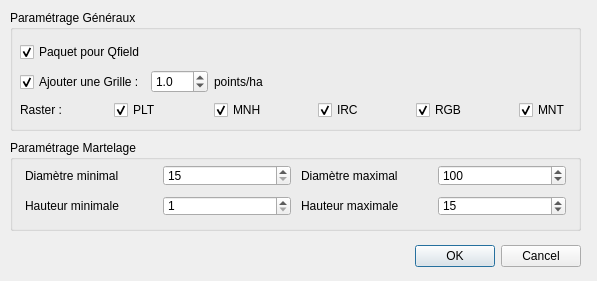
Qt form Qracines/modules/diagnostic/create/diagnostic_create.ui (paul-carteron/Qracines) before a commit.
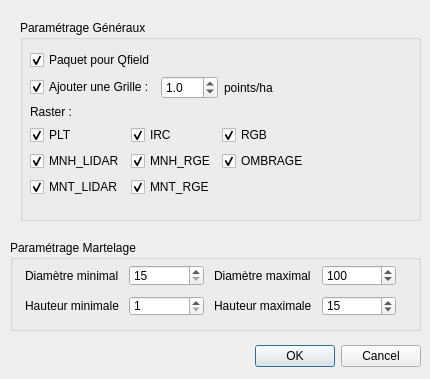
The same form after that commit. Custom widgets are drawn as their Qt base class.

The edit to the form file:
```diff
--- a/Qracines/modules/diagnostic/create/diagnostic_create.ui
+++ b/Qracines/modules/diagnostic/create/diagnostic_create.ui
@@ -6,8 +6,8 @@
    <rect>
     <x>0</x>
     <y>0</y>
-    <width>597</width>
-    <height>281</height>
+    <width>430</width>
+    <height>379</height>
    </rect>
   </property>
   <property name="windowTitle">
@@ -16,9 +16,9 @@
   <widget class="QDialogButtonBox" name="buttonBox">
    <property name="geometry">
     <rect>
-     <x>10</x>
-     <y>240</y>
-     <width>571</width>
+     <x>0</x>
+     <y>340</y>
+     <width>421</width>
      <height>32</height>
     </rect>
    </property>
@@ -33,8 +33,8 @@
    <property name="geometry">
     <rect>
      <x>10</x>
-     <y>140</y>
-     <width>571</width>
+     <y>240</y>
+     <width>411</width>
      <height>91</height>
     </rect>
    </property>
@@ -46,7 +46,7 @@
      <rect>
       <x>10</x>
       <y>20</y>
-      <width>551</width>
+      <width>381</width>
       <height>61</height>
      </rect>
     </property>
@@ -152,10 +152,10 @@
   <widget class="QGroupBox" name="groupBox">
    <property name="geometry">
     <rect>
-     <x>10</x>
-     <y>10</y>
-     <width>571</width>
-     <height>121</height>
+     <x>20</x>
+     <y>20</y>
+     <width>401</width>
+     <height>201</height>
     </rect>
    </property>
    <property name="title">
@@ -166,8 +166,8 @@
      <rect>
       <x>10</x>
       <y>29</y>
-      <width>551</width>
-      <height>81</height>
+      <width>371</width>
+      <height>148</height>
      </rect>
     </property>
     <layout class="QVBoxLayout" name="verticalLayout_2">
@@ -258,34 +258,69 @@
       </layout>
      </item>
      <item>
-      <layout class="QHBoxLayout" name="horizontalLayout_6">
-       <item>
-        <widget class="QLabel" name="label_layers_3">
+      <widget class="QLabel" name="label_layers_3">
+       <property name="sizePolicy">
+        <sizepolicy hsizetype="Fixed" vsizetype="Preferred">
+         <horstretch>0</horstretch>
+         <verstretch>0</verstretch>
+        </sizepolicy>
+       </property>
+       <property name="text">
+        <string>Raster :</string>
+       </property>
+      </widget>
+     </item>
+     <item>
+      <layout class="QGridLayout" name="gridLayout">
+       <item row="2" column="2">
+        <widget class="QCheckBox" name="cb_mnt_rge">
          <property name="sizePolicy">
-          <sizepolicy hsizetype="Fixed" vsizetype="Preferred">
+          <sizepolicy hsizetype="Maximum" vsizetype="Fixed">
            <horstretch>0</horstretch>
            <verstretch>0</verstretch>
           </sizepolicy>
          </property>
          <property name="text">
-          <string>Raster :</string>
+          <string>MNT_RGE</string>
          </property>
+         <property name="checked">
+          <bool>true</bool>
+         </property>
         </widget>
        </item>
-       <item>
-        <spacer name="horizontalSpacer_4">
-         <property name="orientation">
-          <enum>Qt::Horizontal</enum>
+       <item row="0" column="3">
+        <widget class="QCheckBox" name="cb_rgb">
+         <property name="sizePolicy">
+          <sizepolicy hsizetype="Maximum" vsizetype="Fixed">
+           <horstretch>0</horstretch>
+           <verstretch>0</verstretch>
+          </sizepolicy>
          </property>
-         <property name="sizeHint" stdset="0">
-          <size>
-           <width>40</width>
-           <height>20</height>
-          </size>
+         <property name="text">
+          <string>RGB</string>
          </property>
-        </spacer>
+         <property name="checked">
+          <bool>true</bool>
+         </property>
+        </widget>
        </item>
-       <item>
+       <item row="1" column="3">
+        <widget class="QCheckBox" name="cb_ombrage_mnh">
+         <property name="sizePolicy">
+          <sizepolicy hsizetype="Maximum" vsizetype="Fixed">
+           <horstretch>0</horstretch>
+           <verstretch>0</verstretch>
+          </sizepolicy>
+         </property>
+         <property name="text">
+          <string>OMBRAGE</string>
+         </property>
+         <property name="checked">
+          <bool>true</bool>
+         </property>
+        </widget>
+       </item>
+       <item row="0" column="0">
         <widget class="QCheckBox" name="cb_plt">
          <property name="sizePolicy">
           <sizepolicy hsizetype="Maximum" vsizetype="Fixed">
@@ -301,21 +336,24 @@
          </property>
         </widget>
        </item>
-       <item>
-        <spacer name="horizontalSpacer_5">
-         <property name="orientation">
-          <enum>Qt::Horizontal</enum>
+       <item row="1" column="2">
+        <widget class="QCheckBox" name="cb_mnh_rge">
+         <property name="sizePolicy">
+          <sizepolicy hsizetype="Maximum" vsizetype="Fixed">
+           <horstretch>0</horstretch>
+           <verstretch>0</verstretch>
+          </sizepolicy>
          </property>
-         <property name="sizeHint" stdset="0">
-          <size>
-           <width>40</width>
-           <height>20</height>
-          </size>
+         <property name="text">
+          <string>MNH_RGE</string>
          </property>
-        </spacer>
+         <property name="checked">
+          <bool>true</bool>
+         </property>
+        </widget>
        </item>
-       <item>
-        <widget class="QCheckBox" name="cb_mnh">
+       <item row="2" column="0">
+        <widget class="QCheckBox" name="cb_mnt_lidar">
          <property name="sizePolicy">
           <sizepolicy hsizetype="Maximum" vsizetype="Fixed">
            <horstretch>0</horstretch>
@@ -323,27 +361,30 @@
           </sizepolicy>
          </property>
          <property name="text">
-          <string>MNH</string>
+          <string>MNT_LIDAR</string>
          </property>
          <property name="checked">
           <bool>true</bool>
          </property>
         </widget>
        </item>
-       <item>
-        <spacer name="horizontalSpacer_6">
-         <property name="orientation">
-          <enum>Qt::Horizontal</enum>
+       <item row="1" column="0">
+        <widget class="QCheckBox" name="cb_mnh_lidar">
+         <property name="sizePolicy">
+          <sizepolicy hsizetype="Maximum" vsizetype="Fixed">
+           <horstretch>0</horstretch>
+           <verstretch>0</verstretch>
+          </sizepolicy>
          </property>
-         <property name="sizeHint" stdset="0">
-          <size>
-           <width>40</width>
-           <height>20</height>
-          </size>
+         <property name="text">
+          <string>MNH_LIDAR</string>
          </property>
-        </spacer>
+         <property name="checked">
+          <bool>true</bool>
+         </property>
+        </widget>
        </item>
-       <item>
+       <item row="0" column="2">
         <widget class="QCheckBox" name="cb_irc">
          <property name="sizePolicy">
           <sizepolicy hsizetype="Maximum" vsizetype="Fixed">
@@ -359,8 +400,8 @@
          </property>
         </widget>
        </item>
-       <item>
-        <spacer name="horizontalSpacer_8">
+       <item row="1" column="4">
+        <spacer name="horizontalSpacer">
          <property name="orientation">
           <enum>Qt::Horizontal</enum>
          </property>
@@ -372,51 +413,6 @@
          </property>
         </spacer>
        </item>
-       <item>
-        <widget class="QCheckBox" name="cb_rgb">
-         <property name="sizePolicy">
-          <sizepolicy hsizetype="Maximum" vsizetype="Fixed">
-           <horstretch>0</horstretch>
-           <verstretch>0</verstretch>
-          </sizepolicy>
-         </property>
-         <property name="text">
-          <string>RGB</string>
-         </property>
-         <property name="checked">
-          <bool>true</bool>
-         </property>
-        </widget>
-       </item>
-       <item>
-        <spacer name="horizontalSpacer_9">
-         <property name="orientation">
-          <enum>Qt::Horizontal</enum>
-         </property>
-         <property name="sizeHint" stdset="0">
-          <size>
-           <width>40</width>
-           <height>20</height>
-          </size>
-         </property>
-        </spacer>
-       </item>
-       <item>
-        <widget class="QCheckBox" name="cb_mnt">
-         <property name="sizePolicy">
-          <sizepolicy hsizetype="Maximum" vsizetype="Fixed">
-           <horstretch>0</horstretch>
-           <verstretch>0</verstretch>
-          </sizepolicy>
-         </property>
-         <property name="text">
-          <string>MNT</string>
-         </property>
-         <property name="checked">
-          <bool>true</bool>
-         </property>
-        </widget>
-       </item>
       </layout>
      </item>
     </layout>
```
Left out of the diff: 2 changed lines with no effect on the pictures.
